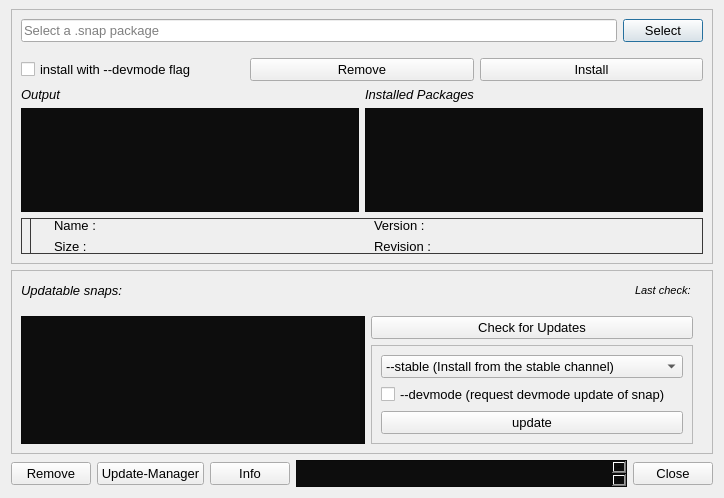
Above: snapcraft-qt/install_local_snap_dialog.ui from snapcraft-gui/snapcraft-gui before the change. Below: the same form after it.
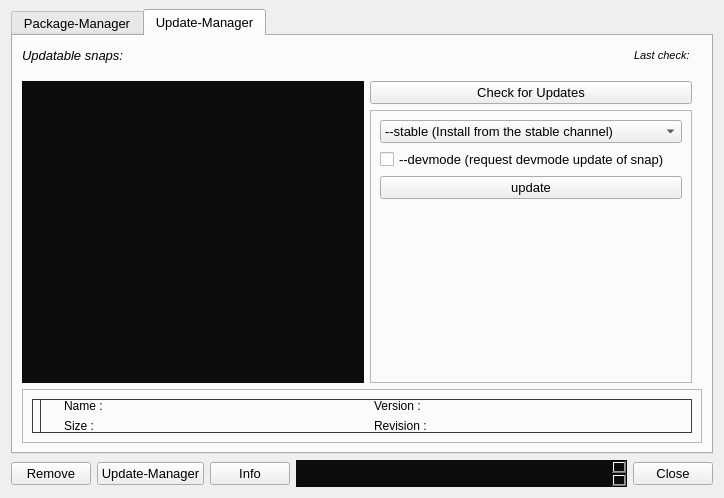
That is the form after the change. The open tabs and pages were chosen to show the change. Icons and pictures are not drawn.

Commit message: switched update manager and package manager to tab mode to make gui clean

What changed in the file:
```diff
--- a/snapcraft-qt/install_local_snap_dialog.ui
+++ b/snapcraft-qt/install_local_snap_dialog.ui
@@ -23,7 +23,23 @@
     <number>9</number>
    </property>
    <item>
-    <widget class="QFrame" name="install_remove_frame">
+    <widget class="QTabWidget" name="tabWidget">
+     <property name="tabPosition">
+      <enum>QTabWidget::North</enum>
+     </property>
+     <property name="currentIndex">
+      <number>0</number>
+     </property>
+     <property name="tabBarAutoHide">
+      <bool>true</bool>
+     </property>
+     <widget class="QWidget" name="tab">
+      <attribute name="title">
+       <string>Package-Manager</string>
+      </attribute>
+      <layout class="QVBoxLayout" name="verticalLayout_9">
+       <item>
+        <widget class="QFrame" name="frame">
      <property name="frameShape">
       <enum>QFrame::StyledPanel</enum>
      </property>
@@ -80,6 +96,18 @@
         </item>
        </layout>
       </item>
+         </layout>
+        </widget>
+       </item>
+       <item>
+        <widget class="QFrame" name="install_remove_frame">
+         <property name="frameShape">
+          <enum>QFrame::StyledPanel</enum>
+         </property>
+         <property name="frameShadow">
+          <enum>QFrame::Raised</enum>
+         </property>
+         <layout class="QVBoxLayout" name="verticalLayout_8">
       <item>
        <layout class="QVBoxLayout" name="verticalLayout_2">
         <property name="topMargin">
@@ -365,15 +393,13 @@
      </layout>
     </widget>
    </item>
-   <item>
-    <widget class="QFrame" name="update_frame">
-     <property name="frameShape">
-      <enum>QFrame::StyledPanel</enum>
-     </property>
-     <property name="frameShadow">
-      <enum>QFrame::Raised</enum>
-     </property>
-     <layout class="QVBoxLayout" name="verticalLayout_4">
+      </layout>
+     </widget>
+     <widget class="QWidget" name="tab_2">
+      <attribute name="title">
+       <string>Update-Manager</string>
+      </attribute>
+      <layout class="QVBoxLayout" name="verticalLayout_10">
       <item>
        <layout class="QHBoxLayout" name="horizontalLayout_6">
         <property name="topMargin">
@@ -536,6 +562,19 @@
                </property>
               </widget>
              </item>
+              <item>
+               <spacer name="verticalSpacer">
+                <property name="orientation">
+                 <enum>Qt::Vertical</enum>
+                </property>
+                <property name="sizeHint" stdset="0">
+                 <size>
+                  <width>20</width>
+                  <height>40</height>
+                 </size>
+                </property>
+               </spacer>
+              </item>
             </layout>
            </widget>
           </item>
@@ -543,7 +582,214 @@
         </item>
        </layout>
       </item>
-     </layout>
+       <item>
+        <widget class="QFrame" name="update_frame">
+         <property name="frameShape">
+          <enum>QFrame::StyledPanel</enum>
+         </property>
+         <property name="frameShadow">
+          <enum>QFrame::Raised</enum>
+         </property>
+         <layout class="QVBoxLayout" name="verticalLayout_4">
+          <item>
+           <widget class="QWidget" name="property_grid_2" native="true">
+            <property name="sizePolicy">
+             <sizepolicy hsizetype="Preferred" vsizetype="Maximum">
+              <horstretch>0</horstretch>
+              <verstretch>0</verstretch>
+             </sizepolicy>
+            </property>
+            <property name="styleSheet">
+             <string notr="true">border: 1px solid #3A3939;</string>
+            </property>
+            <layout class="QGridLayout" name="property_2">
+             <property name="leftMargin">
+              <number>0</number>
+             </property>
+             <property name="topMargin">
+              <number>0</number>
+             </property>
+             <property name="rightMargin">
+              <number>0</number>
+             </property>
+             <property name="bottomMargin">
+              <number>0</number>
+             </property>
+             <item row="0" column="1">
+              <spacer name="horizontalSpacer_3">
+               <property name="orientation">
+                <enum>Qt::Horizontal</enum>
+               </property>
+               <property name="sizeType">
+                <enum>QSizePolicy::Fixed</enum>
+               </property>
+               <property name="sizeHint" stdset="0">
+                <size>
+                 <width>17</width>
+                 <height>0</height>
+                </size>
+               </property>
+              </spacer>
+             </item>
+             <item row="0" column="2">
+              <layout class="QGridLayout" name="gridLayout_3">
+               <item row="1" column="0">
+                <widget class="QLabel" name="label_10">
+                 <property name="sizePolicy">
+                  <sizepolicy hsizetype="Maximum" vsizetype="Maximum">
+                   <horstretch>0</horstretch>
+                   <verstretch>0</verstretch>
+                  </sizepolicy>
+                 </property>
+                 <property name="styleSheet">
+                  <string notr="true">border: 0px solid #3A3939;</string>
+                 </property>
+                 <property name="text">
+                  <string>Size :</string>
+                 </property>
+                </widget>
+               </item>
+               <item row="1" column="1">
+                <widget class="QLabel" name="size_2">
+                 <property name="sizePolicy">
+                  <sizepolicy hsizetype="Preferred" vsizetype="Maximum">
+                   <horstretch>0</horstretch>
+                   <verstretch>0</verstretch>
+                  </sizepolicy>
+                 </property>
+                 <property name="styleSheet">
+                  <string notr="true">border: 0px solid #3A3939;</string>
+                 </property>
+                 <property name="text">
+                  <string/>
+                 </property>
+                </widget>
+               </item>
+               <item row="0" column="0">
+                <widget class="QLabel" name="label_11">
+                 <property name="sizePolicy">
+                  <sizepolicy hsizetype="Maximum" vsizetype="Maximum">
+                   <horstretch>0</horstretch>
+                   <verstretch>0</verstretch>
+                  </sizepolicy>
+                 </property>
+                 <property name="styleSheet">
+                  <string notr="true">border: 0px solid #3A3939;</string>
+                 </property>
+                 <property name="text">
+                  <string>Name :</string>
+                 </property>
+                </widget>
+               </item>
+               <item row="0" column="2">
+                <widget class="QLabel" name="label_12">
+                 <property name="sizePolicy">
+                  <sizepolicy hsizetype="Maximum" vsizetype="Maximum">
+                   <horstretch>0</horstretch>
+                   <verstretch>0</verstretch>
+                  </sizepolicy>
+                 </property>
+                 <property name="styleSheet">
+                  <string notr="true">border: 0px solid #3A3939;</string>
+                 </property>
+                 <property name="text">
+                  <string>Version :</string>
+                 </property>
+                </widget>
+               </item>
+               <item row="0" column="1">
+                <widget class="QLabel" name="name_2">
+                 <property name="sizePolicy">
+                  <sizepolicy hsizetype="Preferred" vsizetype="Maximum">
+                   <horstretch>0</horstretch>
+                   <verstretch>0</verstretch>
+                  </sizepolicy>
+                 </property>
+                 <property name="styleSheet">
+                  <string notr="true">border: 0px solid #3A3939;</string>
+                 </property>
+                 <property name="text">
+                  <string/>
+                 </property>
+                </widget>
+               </item>
+               <item row="0" column="3">
+                <widget class="QLabel" name="version_2">
+                 <property name="sizePolicy">
+                  <sizepolicy hsizetype="Preferred" vsizetype="Maximum">
+                   <horstretch>0</horstretch>
+                   <verstretch>0</verstretch>
+                  </sizepolicy>
+                 </property>
+                 <property name="styleSheet">
+                  <string notr="true">border: 0px solid #3A3939;</string>
+                 </property>
+                 <property name="text">
+                  <string/>
+                 </property>
+                </widget>
+               </item>
+               <item row="1" column="2">
+                <widget class="QLabel" name="label_13">
+                 <property name="sizePolicy">
+                  <sizepolicy hsizetype="Maximum" vsizetype="Maximum">
+                   <horstretch>0</horstretch>
+                   <verstretch>0</verstretch>
+                  </sizepolicy>
+                 </property>
+                 <property name="styleSheet">
+                  <string notr="true">border: 0px solid #3A3939;</string>
+                 </property>
+                 <property name="text">
+                  <string>Revision :</string>
+                 </property>
+                </widget>
+               </item>
+               <item row="1" column="3">
+                <widget class="QLabel" name="revision_2">
+                 <property name="sizePolicy">
+                  <sizepolicy hsizetype="Preferred" vsizetype="Maximum">
+                   <horstretch>0</horstretch>
+                   <verstretch>0</verstretch>
+                  </sizepolicy>
+                 </property>
+                 <property name="styleSheet">
+                  <string notr="true">border: 0px solid #3A3939;</string>
+                 </property>
+                 <property name="text">
+                  <string/>
+                 </property>
+                </widget>
+               </item>
+              </layout>
+             </item>
+             <item row="0" column="0">
+              <widget class="QLabel" name="label_14">
+               <property name="sizePolicy">
+                <sizepolicy hsizetype="Maximum" vsizetype="Preferred">
+                 <horstretch>0</horstretch>
+                 <verstretch>0</verstretch>
+                </sizepolicy>
+               </property>
+               <property name="text">
+                <string/>
+               </property>
+               <property name="pixmap">
+                <pixmap resource="rc.qrc">:/images/images/logo.png</pixmap>
+               </property>
+               <property name="scaledContents">
+                <bool>true</bool>
+               </property>
+              </widget>
+             </item>
+            </layout>
+           </widget>
+          </item>
+         </layout>
+        </widget>
+       </item>
+      </layout>
+     </widget>
     </widget>
    </item>
    <item>
```
Left out of the diff: 2 changed lines with no effect on the pictures. Lines whose indentation alone changed are shown as unchanged. The commit also changes 2 other files.
